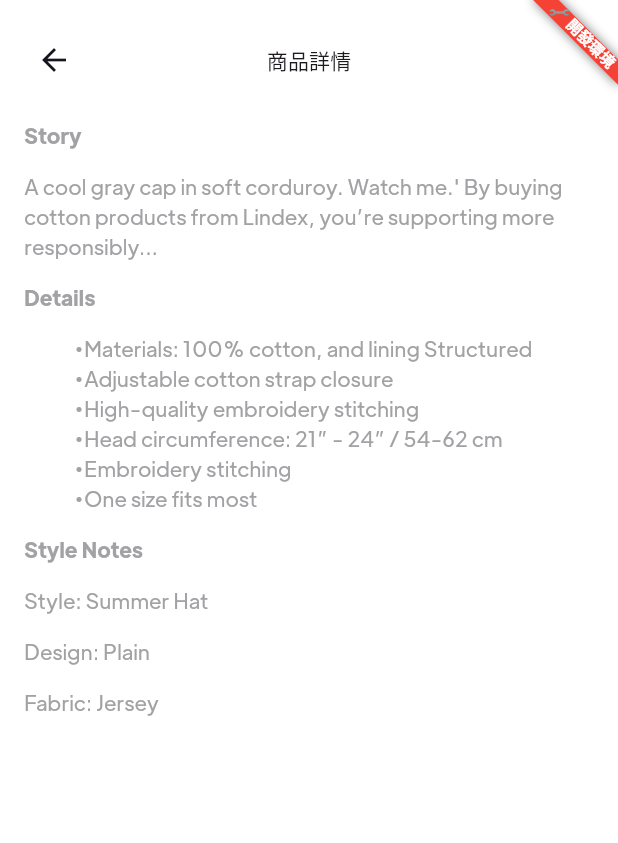
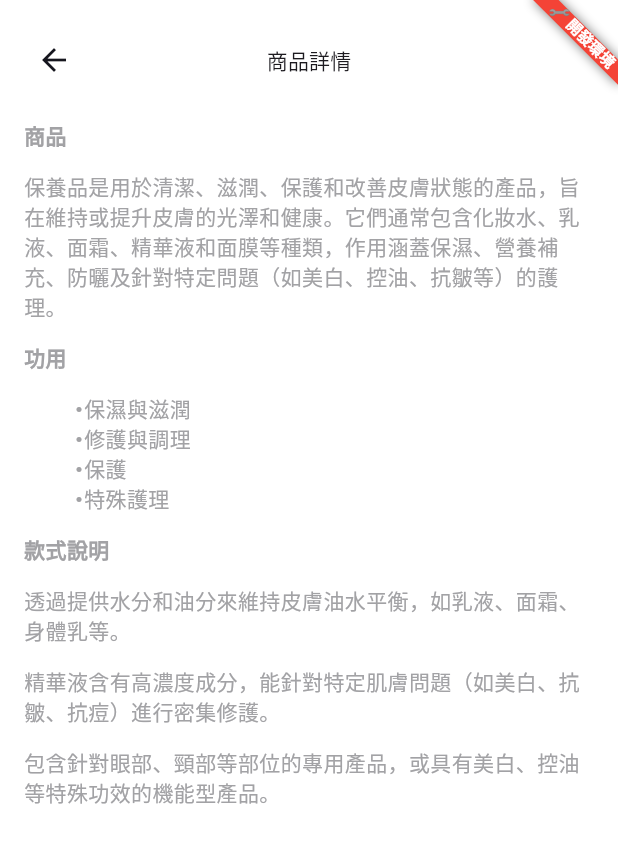
Before and after one commit to beta0221/kingpork-app, a Flutter app: the ProductInfoScreen screen opened directly, on a phone screen of 412 x 824 dp. Shown: the top 843 px of the screen. Run offline on Flutter 3.47's test engine with Material 3 defaults, Android fonts, the light colour scheme and no system bars; drawn by our look-alikes of flutter_widget_from_html_core; our stand-ins replace cached_network_image, connectivity_plus, flutter_rating_bar, flutter_svg, form_field_validator, share_plus and 2 more; missing offline and left inert: flutter_inappwebview; accounts and stored records are empty; network calls fail.

Commit message:
商品頁

```diff
--- a/lib/screens/checkout/views/cart_screen.dart
+++ b/lib/screens/checkout/views/cart_screen.dart
@@ -68,7 +68,7 @@ class CartScreen extends StatelessWidget {
               sliver: SliverToBoxAdapter(
                 child: ElevatedButton(
                   onPressed: () {
-                    Navigator.pushNamed(context, paymentMethodScreenRoute);
+                    // Navigator.pushNamed(context, paymentMethodScreenRoute);
                   },
                   child: const Text("繼續"),
                 ),
--- a/lib/screens/notification/view/notificatios_screen.dart
+++ b/lib/screens/notification/view/notificatios_screen.dart
@@ -31,7 +31,7 @@ class NotificationsScreen extends StatelessWidget {
         child: ListView.builder(
           itemCount: 10,
           itemBuilder: (context, index) => NotificationCard(
-            title: "Molestie libero neque sem cras enim, amet.",
+            title: "您有新訊息.",
             svgSrc: index.isEven
                 ? "assets/icons/Discount.svg"
                 : "assets/icons/diamond.svg",
--- a/lib/screens/product/views/product_buy_now_screen.dart
+++ b/lib/screens/product/views/product_buy_now_screen.dart
@@ -47,7 +47,7 @@ class ProductBuyNowScreenState extends State<ProductBuyNowScreen> {
               children: [
                 const BackButton(),
                 Text(
-                  "Sleeveless Ruffle",
+                  "{商品名稱}",
                   style: Theme.of(context).textTheme.titleSmall,
                 ),
                 IconButton(
@@ -68,7 +68,7 @@ class ProductBuyNowScreenState extends State<ProductBuyNowScreen> {
                     padding: EdgeInsets.symmetric(horizontal: defaultPadding),
                     child: AspectRatio(
                       aspectRatio: 1.05,
-                      child: NetworkImageWithLoader(productDemoImg1),
+                      child: NetworkImageWithLoader("https://img.tklab.com.tw/uploads/product/202509/1562_fe6fc98f84144cb1854a3c76278febb8ea4a22e8_m.webp"),
                     ),
                   ),
                 ),
--- a/lib/screens/product/views/product_info_screen.dart
+++ b/lib/screens/product/views/product_info_screen.dart
@@ -35,22 +35,20 @@ class ProductInfoScreen extends StatelessWidget {
                     children: [
                       HtmlWidget(
                         '''
-                          <strong>Story</strong>
+                          <strong>商品</strong>
 
-                          <p>A cool gray cap in soft corduroy. Watch me.' By buying cotton products from Lindex, you’re supporting more responsibly...</p>
-                          <strong>Details</strong>
+                          <p>保養品是用於清潔、滋潤、保護和改善皮膚狀態的產品，旨在維持或提升皮膚的光澤和健康。它們通常包含化妝水、乳液、面霜、精華液和面膜等種類，作用涵蓋保濕、營養補充、防曬及針對特定問題（如美白、控油、抗皺等）的護理。</p>
+                          <strong>功用</strong>
                           <ul>
-                            <li>Materials: 100% cotton, and lining Structured</li>
-                            <li>Adjustable cotton strap closure</li>
-                            <li>High-quality embroidery stitching</li>
-                            <li>Head circumference: 21” - 24” / 54-62 cm</li>
-                            <li>Embroidery stitching</li>
-                            <li>One size fits most</li>
+                            <li>保濕與滋潤</li>
+                            <li>修護與調理</li>
+                            <li>保護</li>
+                            <li>特殊護理</li>
                           </ul>
-                          <strong>Style Notes</strong>
-                          <p>Style: Summer Hat</p>
-                          <p>Design: Plain</p>
-                          <p>Fabric: Jersey</p>
+                          <strong>款式說明</strong>
+                          <p>透過提供水分和油分來維持皮膚油水平衡，如乳液、面霜、身體乳等。</p>
+                          <p>精華液含有高濃度成分，能針對特定肌膚問題（如美白、抗皺、抗痘）進行密集修護。</p>
+                          <p>包含針對眼部、頸部等部位的專用產品，或具有美白、控油等特殊功效的機能型產品。 </p>
                         ''',
                       ),
                     ],
--- a/lib/screens/reviews/view/components/user_review_card.dart
+++ b/lib/screens/reviews/view/components/user_review_card.dart
@@ -88,7 +88,7 @@ class UserReviewCard extends StatelessWidget {
           ),
           const SizedBox(height: defaultPadding),
           const Text(
-            "“A cool gray cap in soft cssorduroy. Watch me.' By bussying cottoaaan products from Lindex, you’re  more responsibly.”",
+            "“保養品是用於清潔、滋潤、保護和改善皮膚狀態的產品，旨在維持或提升皮膚的光澤和健康。它們通常包含化妝水、乳液、面霜、精華液和面膜等種類，作用涵蓋保濕、營養補充、防曬及針對特定問題（如美白、控油、抗皺等）的護理。”",
           )
         ],
       ),
--- a/lib/screens/reviews/view/product_reviews_screen.dart
+++ b/lib/screens/reviews/view/product_reviews_screen.dart
@@ -65,7 +65,7 @@ class ProductReviewsScreen extends StatelessWidget {
                         index.isEven ? null : "https://i.imgur.com/4h34UKX.png",
                     time: "36s",
                     review:
-                        "“A cool gray cap in soft cssorduroy. Watch me.' By bussying cottoaaan products from Lindex, you’re  more responsibly.”",
+                        "保養品是用於清潔、滋潤、保護和改善皮膚狀態的產品，旨在維持或提升皮膚的光澤和健康。它們通常包含化妝水、乳液、面霜、精華液和面膜等種類，作用涵蓋保濕、營養補充、防曬及針對特定問題（如美白、控油、抗皺等）的護理。",
                   ),
                 ),
                 childCount: 7,
```
